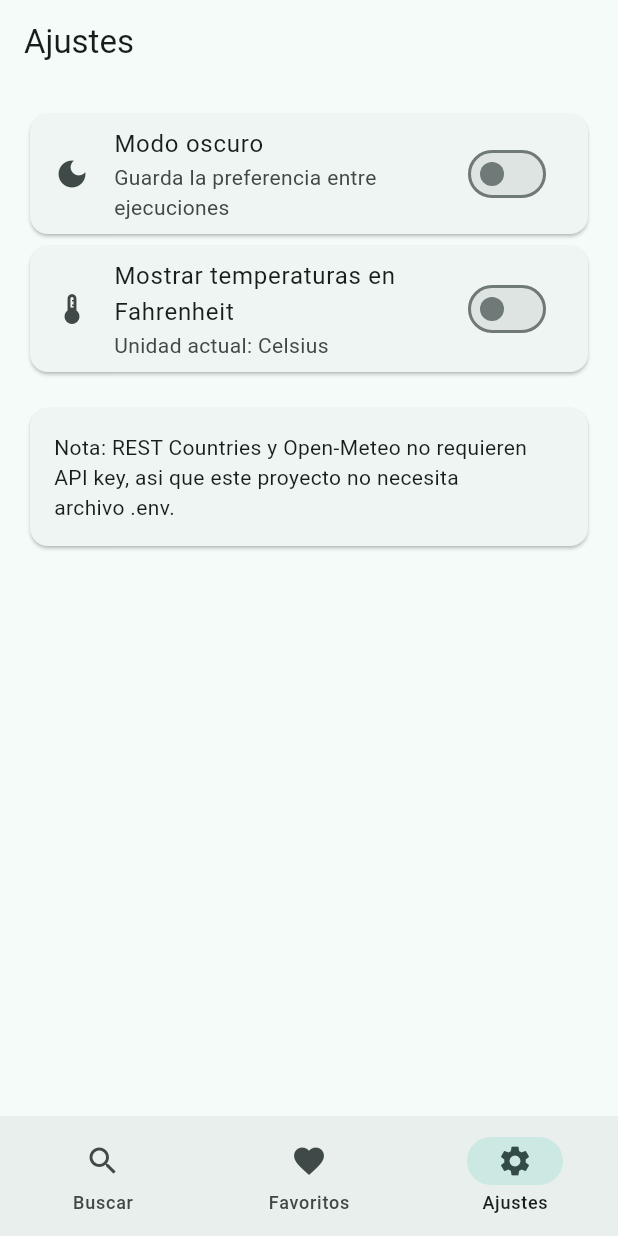
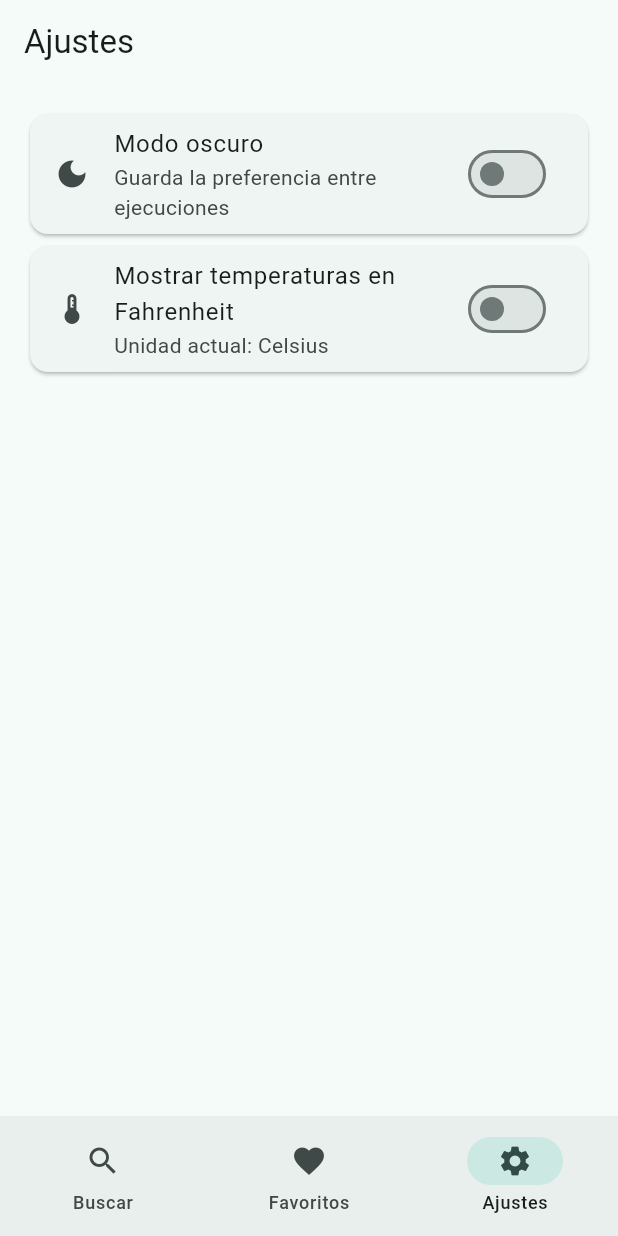
Before and after one commit to tejeee06/WorldExplorerFlutter, a Flutter app: the screen it shows after launch, item 3 of the bottom bar chosen, on a phone screen of 412 x 824 dp. Run offline on Flutter 3.47's test engine with Material 3 defaults, Android fonts, the phone set to English and light mode, and no system bars; our stand-ins replace shared_preferences.

Commit message:
Main changes

```diff
--- a/world_explorer/lib/main.dart
+++ b/world_explorer/lib/main.dart
@@ -191,16 +191,6 @@ class SettingsScreen extends StatelessWidget {
               secondary: const Icon(Icons.thermostat),
             ),
           ),
-          const SizedBox(height: 16),
-          const Card(
-            child: Padding(
-              padding: EdgeInsets.all(16),
-              child: Text(
-                'Nota: REST Countries y Open-Meteo no requieren API key, '
-                'asi que este proyecto no necesita archivo .env.',
-              ),
-            ),
-          ),
         ],
       ),
     );
```
